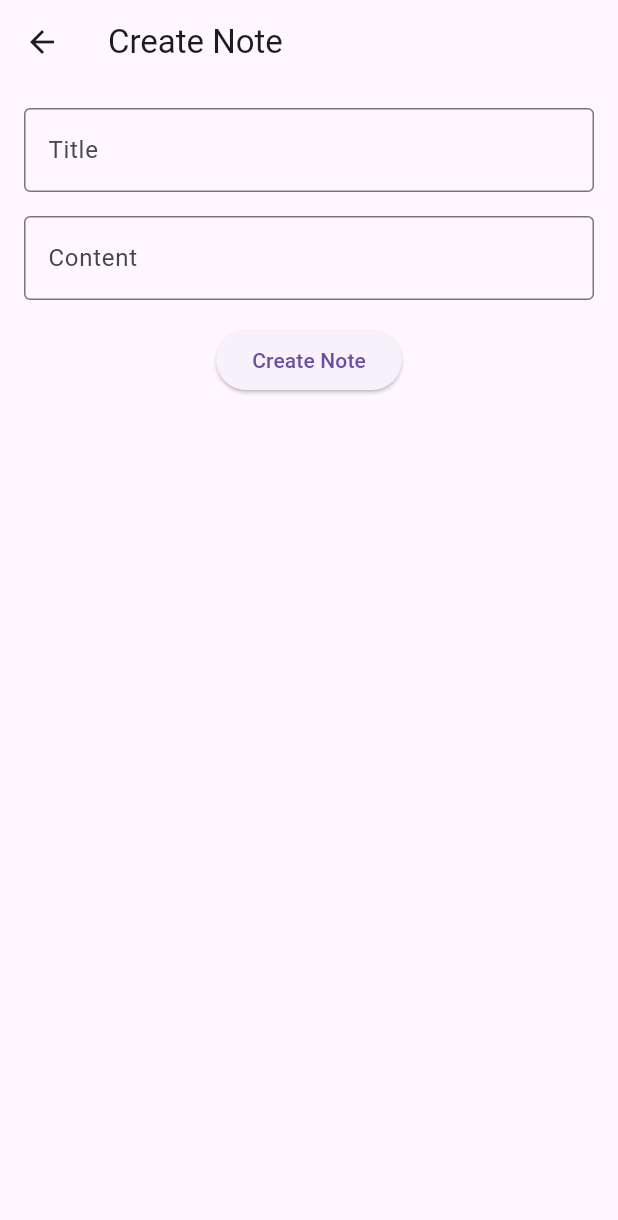
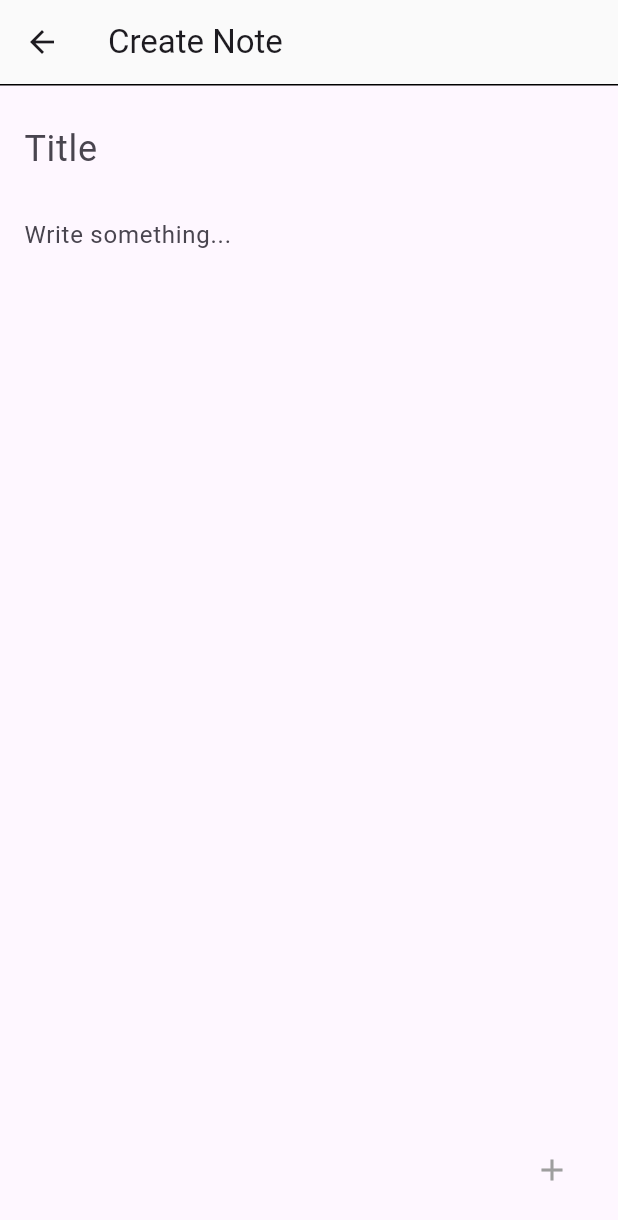
Before and after one commit to Yadija/flutter_notes_app, a Flutter app: the AddNote screen opened directly, on a phone screen of 412 x 824 dp. Shown: the top 1220 px of the screen. Run offline on Flutter 3.47's test engine with Material 3 defaults, Android fonts, the phone set to English and light mode, and no system bars.

Commit message:
⚒️build: styling add note page

```diff
--- a/lib/screens/add_note.dart
+++ b/lib/screens/add_note.dart
@@ -13,60 +13,79 @@ class _AddNoteState extends State<AddNote> {
   final _formKey = GlobalKey<FormState>();
   String _title = '';
   String _content = '';
+  bool _isButtonEnabled = false;
+
+  void _updateButtonState() {
+    setState(() {
+      _isButtonEnabled = _title.isNotEmpty && _content.isNotEmpty;
+    });
+  }
 
   @override
   Widget build(BuildContext context) {
     return Scaffold(
       appBar: AppBar(
         title: const Text('Create Note'),
+        backgroundColor: const Color(0xFFFAFAFA),
       ),
-      body: Padding(
+      body: Column(
+        children: [
+          const Divider(height: 1, color: Colors.black),
+          Expanded(
+            child: Padding(
               padding: const EdgeInsets.all(16.0),
+              child: SingleChildScrollView(
                 child: Form(
                   key: _formKey,
                   child: Column(
+                    crossAxisAlignment: CrossAxisAlignment.start,
                     children: [
                       TextFormField(
                         decoration: const InputDecoration(
-                  labelText: 'Title',
-                  border: OutlineInputBorder(),
+                          hintText: 'Title',
+                          border: InputBorder.none,
                         ),
-                validator: (value) {
-                  if (value == null || value.isEmpty) {
-                    return 'Please enter a title';
-                  }
-                  return null;
+                        style: const TextStyle(fontSize: 24),
+                        onChanged: (value) {
+                          _title = value;
+                          _updateButtonState();
                         },
-                onSaved: (value) => _title = value!,
                       ),
-              const SizedBox(height: 16),
+                      const SizedBox(height: 8),
                       TextFormField(
                         decoration: const InputDecoration(
-                  labelText: 'Content',
-                  border: OutlineInputBorder(),
+                          hintText: 'Write something...',
+                          border: InputBorder.none,
                         ),
-                validator: (value) {
-                  if (value == null || value.isEmpty) {
-                    return 'Please enter some content';
-                  }
-                  return null;
+                        style: const TextStyle(fontSize: 16),
+                        onChanged: (value) {
+                          _content = value;
+                          _updateButtonState();
                         },
-                onSaved: (value) => _content = value!,
-              ),
-              const SizedBox(height: 16),
-              ElevatedButton(
-                onPressed: () {
-                  if (_formKey.currentState!.validate()) {
-                    _formKey.currentState!.save();
-                    Navigator.pop(context, Note(_title, _content));
-                  }
-                },
-                child: const Text('Create Note'),
+                        maxLines: null,
                       ),
                     ],
                   ),
                 ),
               ),
+            ),
+          ),
+        ],
+      ),
+      floatingActionButton: FloatingActionButton(
+        onPressed: _isButtonEnabled ? () {
+          if (_formKey.currentState!.validate()) {
+            _formKey.currentState!.save();
+            Navigator.pop(context, Note(_title, _content));
+          }
+        } : null,
+        backgroundColor: _isButtonEnabled ? null : Colors.transparent,
+        elevation: _isButtonEnabled ? 6.0 : 0.0,
+        child: Icon(
+          Icons.add,
+          color: _isButtonEnabled ? null : Colors.grey,
+        ),
+      ),
     );
   }
 }
```
Lines whose indentation alone changed are shown as unchanged.
